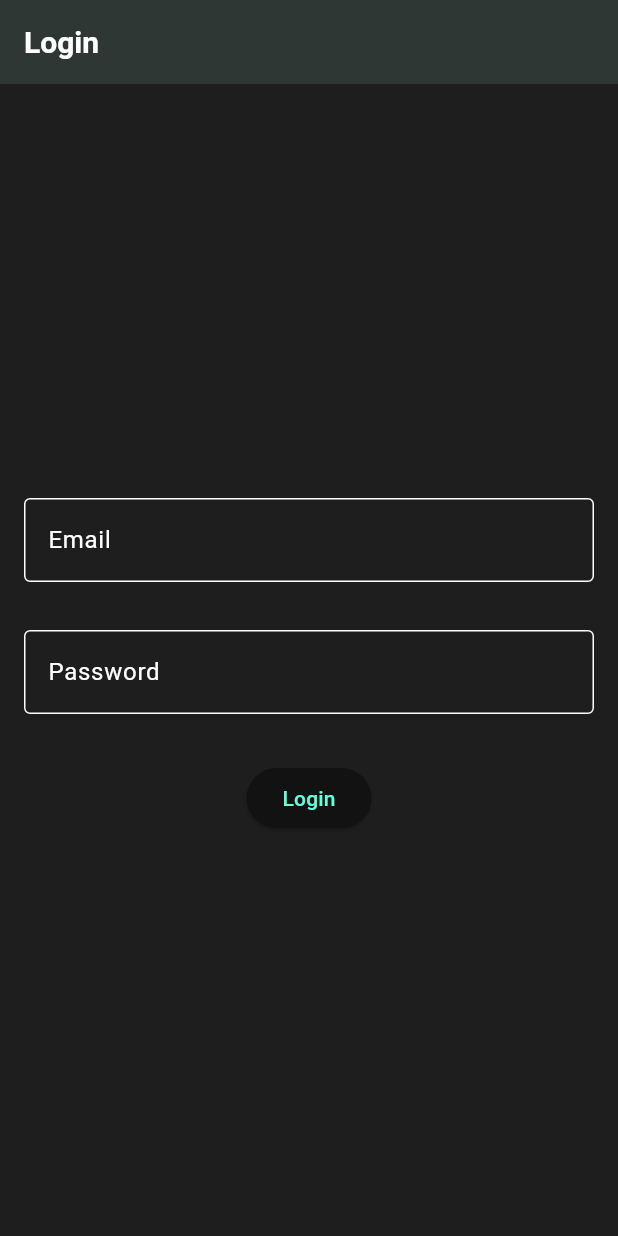
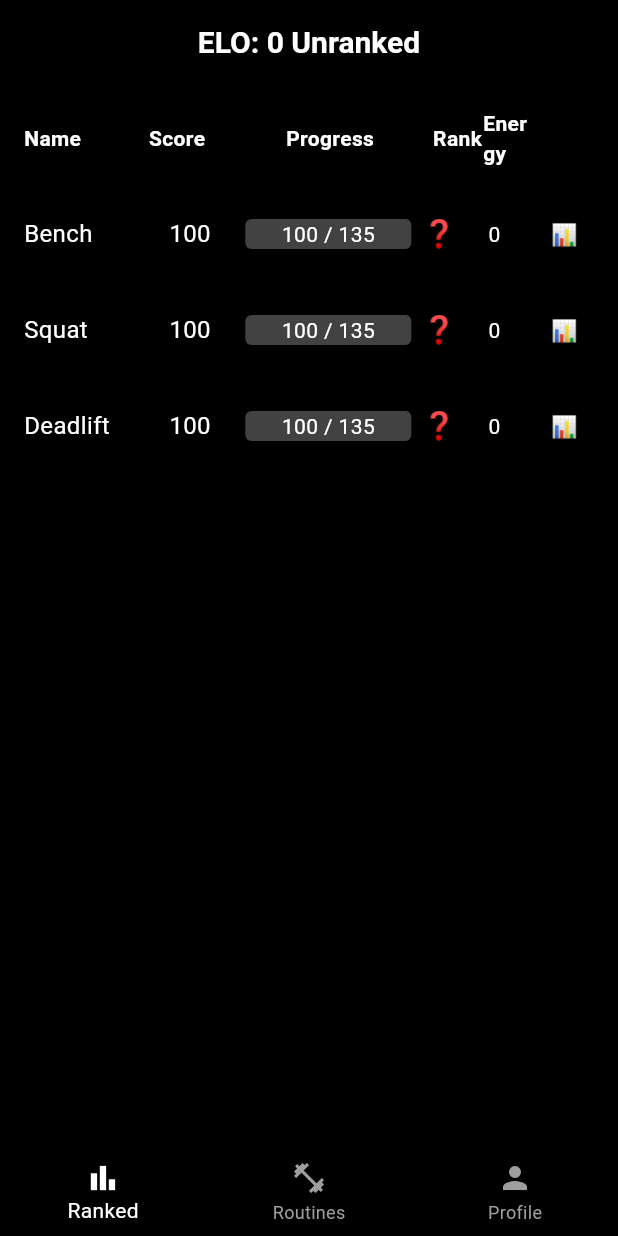
Before and after one commit to RepDuel/RepDuel, a Flutter app: the screen it shows after launch, on a phone screen of 412 x 824 dp. Run offline on Flutter 3.47's test engine with Material 3 defaults, Android fonts, the phone set to English and light mode, and no system bars; our stand-ins replace dio, flutter_riverpod, flutter_secure_storage, go_router, logger.

Commit message:
feat: add RankedScreen with bottom navigation and update routing

```diff
--- /dev/null
+++ b/frontend/lib/features/ranked/screens/ranked_screen.dart
@@ -0,0 +1,211 @@
+import 'package:flutter/material.dart';
+import '../../../widgets/main_bottom_nav_bar.dart';
+
+class RankedScreen extends StatelessWidget {
+  const RankedScreen({super.key});
+
+  @override
+  Widget build(BuildContext context) {
+    final lifts = [
+      {
+        'name': 'Bench',
+        'score': '100',
+        'progress': '100 / 135',
+        'rank': '❓',
+        'energy': '0',
+      },
+      {
+        'name': 'Squat',
+        'score': '100',
+        'progress': '100 / 135',
+        'rank': '❓',
+        'energy': '0',
+      },
+      {
+        'name': 'Deadlift',
+        'score': '100',
+        'progress': '100 / 135',
+        'rank': '❓',
+        'energy': '0',
+      },
+    ];
+
+    return Scaffold(
+      backgroundColor: Colors.black,
+      appBar: AppBar(
+        title: const Text('ELO: 0 Unranked'),
+        backgroundColor: Colors.black,
+        foregroundColor: Colors.white,
+        centerTitle: true,
+        elevation: 0,
+      ),
+      body: Padding(
+        padding: const EdgeInsets.all(16),
+        child: Column(
+          children: [
+            // Table header
+            const Row(
+              children: [
+                Expanded(
+                  flex: 2,
+                  child: Text(
+                    'Name',
+                    style: TextStyle(
+                      color: Colors.white,
+                      fontWeight: FontWeight.bold,
+                    ),
+                  ),
+                ),
+                Expanded(
+                  flex: 2,
+                  child: Center(
+                    child: Text(
+                      'Score',
+                      style: TextStyle(
+                        color: Colors.white,
+                        fontWeight: FontWeight.bold,
+                      ),
+                    ),
+                  ),
+                ),
+                Expanded(
+                  flex: 4,
+                  child: Center(
+                    child: Text(
+                      'Progress',
+                      style: TextStyle(
+                        color: Colors.white,
+                        fontWeight: FontWeight.bold,
+                      ),
+                    ),
+                  ),
+                ),
+                Expanded(
+                  flex: 1,
+                  child: Center(
+                    child: Text(
+                      'Rank',
+                      style: TextStyle(
+                        color: Colors.white,
+                        fontWeight: FontWeight.bold,
+                      ),
+                    ),
+                  ),
+                ),
+                Expanded(
+                  flex: 1,
+                  child: Center(
+                    child: Text(
+                      'Energy',
+                      style: TextStyle(
+                        color: Colors.white,
+                        fontWeight: FontWeight.bold,
+                      ),
+                    ),
+                  ),
+                ),
+                SizedBox(width: 40),
+              ],
+            ),
+            const SizedBox(height: 12),
+            // Table rows
+            ...lifts.map((lift) => Padding(
+                  padding: const EdgeInsets.symmetric(vertical: 8),
+                  child: Row(
+                    children: [
+                      // Name
+                      Expanded(
+                        flex: 2,
+                        child: Text(
+                          lift['name']!,
+                          style: const TextStyle(
+                            color: Colors.white,
+                            fontSize: 16,
+                          ),
+                        ),
+                      ),
+                      // Score
+                      Expanded(
+                        flex: 2,
+                        child: Center(
+                          child: Text(
+                            lift['score']!,
+                            style: const TextStyle(
+                              color: Colors.white,
+                              fontSize: 16,
+                            ),
+                          ),
+                        ),
+                      ),
+                      // Progress
+                      Expanded(
+                        flex: 3,
+                        child: Stack(
+                          children: [
+                            Container(
+                              height: 20,
+                              decoration: BoxDecoration(
+                                color: Colors.grey[800],
+                                borderRadius: BorderRadius.circular(4),
+                              ),
+                            ),
+                            Center(
+                              child: Text(
+                                lift['progress']!,
+                                style: const TextStyle(color: Colors.white),
+                              ),
+                            ),
+                          ],
+                        ),
+                      ),
+                      // Rank
+                      Expanded(
+                        flex: 1,
+                        child: Center(
+                          child: Text(
+                            lift['rank']!,
+                            style: const TextStyle(
+                              fontSize: 18,
+                              color: Colors.white,
+                            ),
+                          ),
+                        ),
+                      ),
+                      // Energy
+                      Expanded(
+                        flex: 1,
+                        child: Center(
+                          child: Text(
+                            lift['energy']!,
+                            style: const TextStyle(
+                              color: Colors.white,
+                            ),
+                          ),
+                        ),
+                      ),
+                      // Leaderboard button
+                      const SizedBox(width: 8),
+                      SizedBox(
+                        width: 40,
+                        child: IconButton(
+                          icon: const Text('📊'),
+                          onPressed: () {
+                            // TODO: Implement leaderboard screen routing
+                          },
+                        ),
+                      ),
+                    ],
+                  ),
+                )),
+          ],
+        ),
+      ),
+      bottomNavigationBar: MainBottomNavBar(
+        currentIndex: 0,
+        onTap: (index) {
+          // TODO: Implement navigation based on index
+        },
+      ),
+    );
+  }
+}
--- a/frontend/lib/router/app_router.dart
+++ b/frontend/lib/router/app_router.dart
@@ -5,6 +5,7 @@ import 'package:flutter_riverpod/flutter_riverpod.dart';
 import '../features/auth/screens/login_screen.dart';
 import '../features/auth/screens/register_screen.dart';
 import '../features/home/screens/home_screen.dart';
+import '../features/ranked/screens/ranked_screen.dart';
 import '../core/providers/auth_provider.dart';
 
 final routerProvider = Provider<GoRouter>((ref) {
@@ -12,8 +13,12 @@ final routerProvider = Provider<GoRouter>((ref) {
   final isAuthenticated = authState.token != null;
 
   return GoRouter(
-    initialLocation: '/login',
+    initialLocation: '/',
     routes: [
+      GoRoute(
+        path: '/',
+        builder: (context, state) => const RankedScreen(),
+      ),
       GoRoute(
         path: '/login',
         builder: (context, state) => const LoginScreen(),
@@ -28,15 +33,16 @@ final routerProvider = Provider<GoRouter>((ref) {
       ),
     ],
     redirect: (BuildContext context, GoRouterState state) {
-      final isLoggingIn = state.matchedLocation == '/login' || state.matchedLocation == '/register';
+      final isLoggingIn = state.matchedLocation == '/login' ||
+          state.matchedLocation == '/register';
 
-      if (!isAuthenticated && !isLoggingIn) {
-        return '/login';
-      }
+      // if (!isAuthenticated && !isLoggingIn) {
+      //   return '/login';
+      // }
 
-      if (isAuthenticated && isLoggingIn) {
-        return '/home';
-      }
+      // if (isAuthenticated && isLoggingIn) {
+      //   return '/home';
+      // }
 
       return null;
     },
--- /dev/null
+++ b/frontend/lib/widgets/main_bottom_nav_bar.dart
@@ -0,0 +1,37 @@
+import 'package:flutter/material.dart';
+
+class MainBottomNavBar extends StatelessWidget {
+  final int currentIndex;
+  final ValueChanged<int> onTap;
+
+  const MainBottomNavBar({
+    super.key,
+    required this.currentIndex,
+    required this.onTap,
+  });
+
+  @override
+  Widget build(BuildContext context) {
+    return BottomNavigationBar(
+      backgroundColor: Colors.black,
+      selectedItemColor: Colors.white,
+      unselectedItemColor: Colors.grey,
+      currentIndex: currentIndex,
+      onTap: onTap,
+      items: const [
+        BottomNavigationBarItem(
+          icon: Icon(Icons.bar_chart),
+          label: 'Ranked',
+        ),
+        BottomNavigationBarItem(
+          icon: Icon(Icons.fitness_center),
+          label: 'Routines',
+        ),
+        BottomNavigationBarItem(
+          icon: Icon(Icons.person),
+          label: 'Profile',
+        ),
+      ],
+    );
+  }
+}
```
